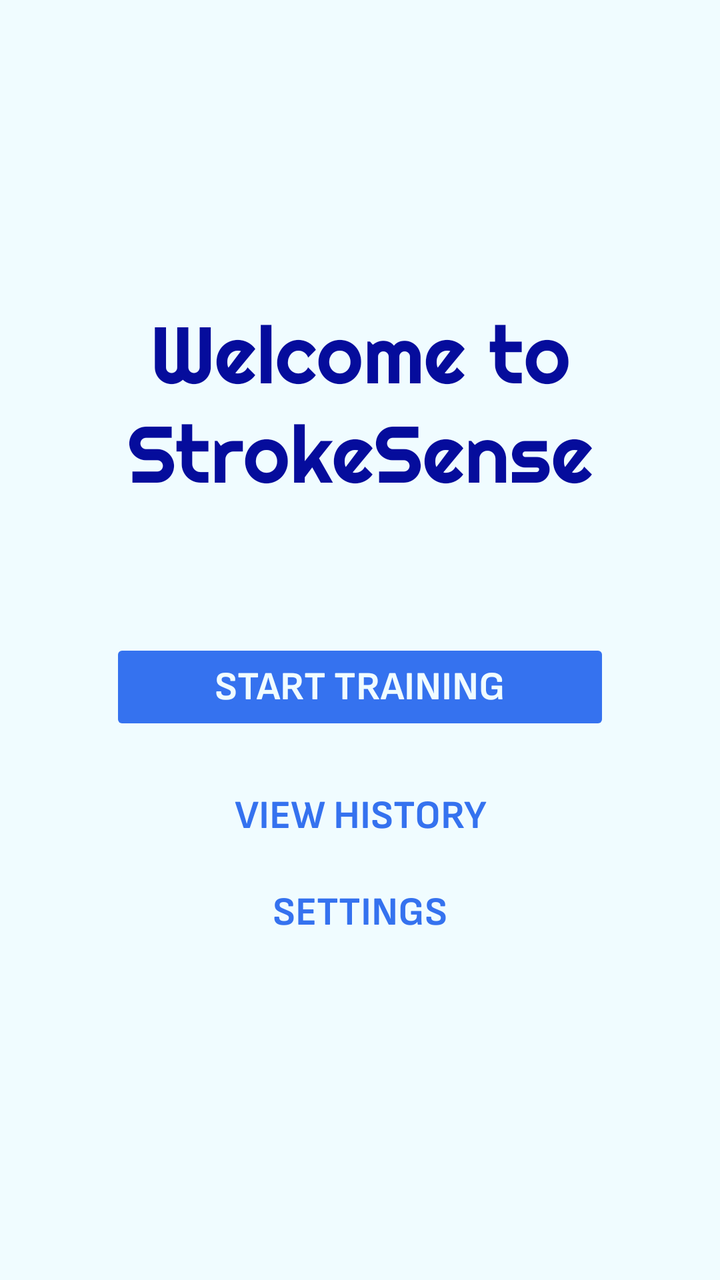
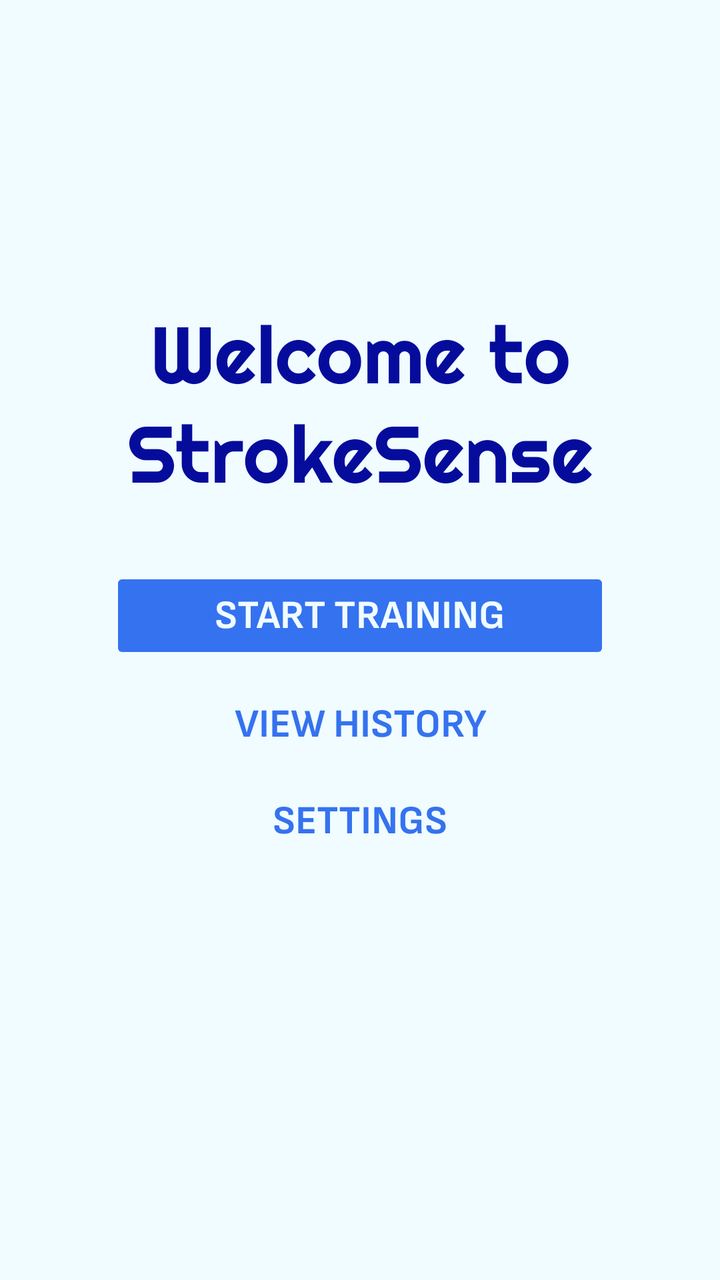

The first picture is an Android layout as it rendered before a commit; the second is the same layout after the commit. The layout source and the unified diff follow.
<!-- AndroidManifest.xml: application theme Theme.StrokeSense -->
<!-- res/layout/activity_main.xml -->
<?xml version="1.0" encoding="utf-8"?>
<LinearLayout xmlns:android="http://schemas.android.com/apk/res/android"
    xmlns:tools="http://schemas.android.com/tools"
    android:layout_width="match_parent"
    android:layout_height="match_parent"
    android:orientation="vertical"
    android:padding="24dp"
    android:background="?attr/backgroundColor"
    tools:context=".ui.MainActivity">

    <ImageView
        android:id="@+id/imgLogo"
        android:layout_width="132dp"
        android:layout_height="128dp"
        android:layout_gravity="center_horizontal"
        android:contentDescription="@string/app_logo" />

    <TextView
        android:id="@+id/textTitle"
        android:layout_width="wrap_content"
        android:layout_height="wrap_content"
        android:layout_gravity="center_horizontal"
        android:gravity="center"
        android:fontFamily="@font/righteous_regular"
        android:text="@string/welcome"
        android:textColor="?attr/colorPrimary"
        android:textSize="40sp" />

    <View
        android:layout_width="0dp"
        android:layout_height="0dp"
        android:layout_weight="0.5" />

    <Button
        android:id="@+id/btnStartTraining"
        android:layout_width="250dp"
        android:layout_height="wrap_content"
        android:text="@string/start_training"
        android:textSize="20sp"
        android:textColor="?attr/backgroundColor"
        android:fontFamily="@font/sofia_sans_bold"
        android:backgroundTint="@color/light_blue"
        android:layout_marginBottom="16dp"
        android:paddingVertical="12dp"
        android:layout_gravity="center_horizontal"
        android:stateListAnimator="@null"/>

    <Button
        android:id="@+id/btnTrainingHistory"
        android:layout_width="250dp"
        android:layout_height="wrap_content"
        android:text="@string/view_training_history"
        android:textSize="20sp"
        android:fontFamily="@font/sofia_sans_bold"
        android:textColor="?attr/colorSecondary"
        android:backgroundTint="?attr/backgroundColor"
        android:paddingVertical="12dp"
        android:layout_gravity="center_horizontal"
        android:stateListAnimator="@null"/>

    <Button
        android:id="@+id/btnSettings"
        android:layout_width="250dp"
        android:layout_height="wrap_content"
        android:text="@string/settings"
        android:textSize="20sp"
        android:fontFamily="@font/sofia_sans_bold"
        android:textColor="?attr/colorSecondary"
        android:backgroundTint="?attr/backgroundColor"
        android:paddingVertical="12dp"
        android:layout_gravity="center_horizontal"
        android:stateListAnimator="@null"/>

    <View
        android:layout_width="0dp"
        android:layout_height="0dp"
        android:layout_weight="1" />
</LinearLayout>
<!-- resources referenced by this layout -->
<resources>
  <color name="light_blue">#3572EF</color>
  <string name="app_logo">App Logo</string>
  <string name="settings">Settings</string>
  <string name="start_training">Start Training</string>
  <string name="view_training_history">View History</string>
  <string name="welcome">Welcome to StrokeSense</string>
  <style name="Theme.StrokeSense" parent="Base.Theme.StrokeSense" />
  <style name="Base.Theme.StrokeSense" parent="Theme.Material3.DayNight.NoActionBar">
          
          
          <item name="colorPrimary">@color/logo_blue</item>
          <item name="colorSecondary">@color/light_blue</item>
          <item name="colorOnPrimary">@color/white</item>
          <item name="backgroundColor">@color/background</item>
  
          <item name="chartLineColor">@color/chart_line_light</item>
          <item name="chartTextColor">@color/chart_text_light</item>
  
      </style>
  <color name="logo_blue">#050C9C</color>
  <color name="white">#FFFFFFFF</color>
  <color name="background">#F0FCFF</color>
  <color name="chart_line_light">@color/light_blue</color>
  <color name="chart_text_light">@color/light_blue</color>
</resources>

<!-- the commit's change to res/layout/activity_main.xml (unified diff, before → after) -->
@@ -1,11 +1,16 @@
 <?xml version="1.0" encoding="utf-8"?>
-<LinearLayout xmlns:android="http://schemas.android.com/apk/res/android"
+<ScrollView
+    xmlns:android="http://schemas.android.com/apk/res/android"
+    android:layout_width="match_parent"
+    android:layout_height="match_parent"
+    android:background="?attr/backgroundColor">
+
+<LinearLayout
     xmlns:tools="http://schemas.android.com/tools"
     android:layout_width="match_parent"
-    android:layout_height="match_parent"
+    android:layout_height="wrap_content"
     android:orientation="vertical"
     android:padding="24dp"
-    android:background="?attr/backgroundColor"
     tools:context=".ui.MainActivity">
 
     <ImageView
@@ -26,11 +31,6 @@
         android:textColor="?attr/colorPrimary"
         android:textSize="40sp" />
 
-    <View
-        android:layout_width="0dp"
-        android:layout_height="0dp"
-        android:layout_weight="0.5" />
-
     <Button
         android:id="@+id/btnStartTraining"
         android:layout_width="250dp"
@@ -40,7 +40,8 @@
         android:textColor="?attr/backgroundColor"
         android:fontFamily="@font/sofia_sans_bold"
         android:backgroundTint="@color/light_blue"
-        android:layout_marginBottom="16dp"
+        android:layout_marginTop="32dp"
+        android:layout_marginBottom="6dp"
         android:paddingVertical="12dp"
         android:layout_gravity="center_horizontal"
         android:stateListAnimator="@null"/>
@@ -71,8 +72,5 @@
         android:layout_gravity="center_horizontal"
         android:stateListAnimator="@null"/>
 
-    <View
-        android:layout_width="0dp"
-        android:layout_height="0dp"
-        android:layout_weight="1" />
 </LinearLayout>
+    </ScrollView>
